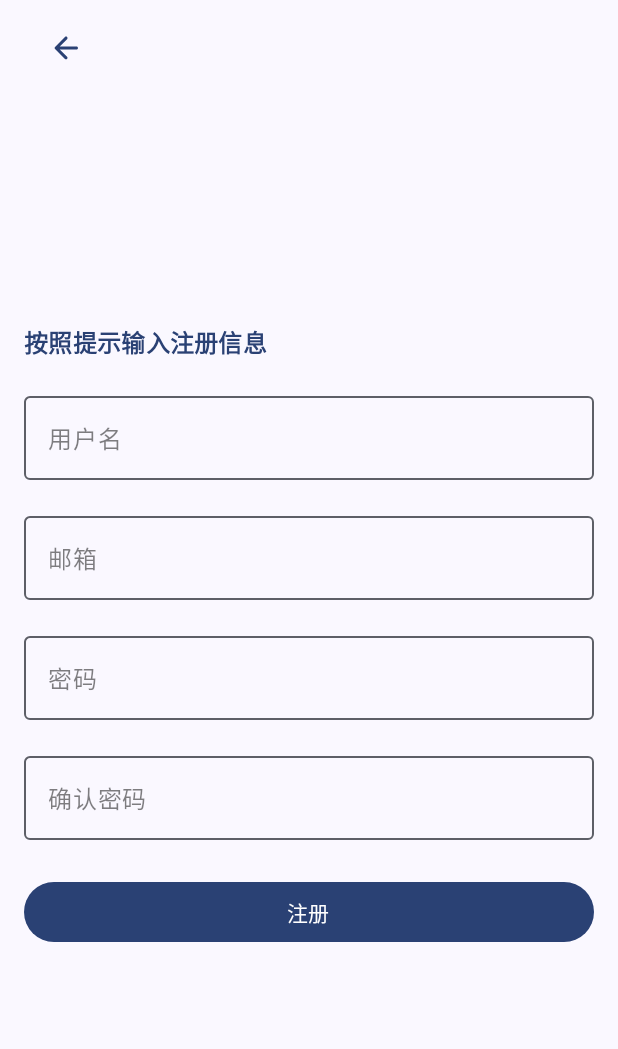
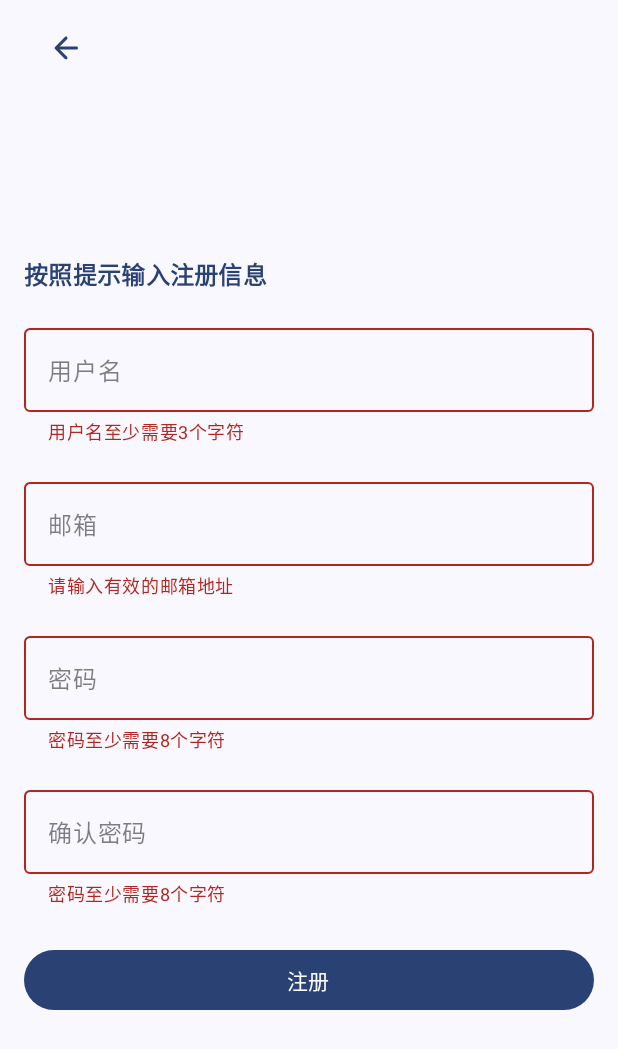
Before and after one commit to Mai-hh/BookCrosser, an Android app built with Jetpack Compose: the SignUpScreen screen opened through its navigation route, after a tap on "注册", on a phone screen of 412 x 824 dp. Shown: the top 1049 px of the screen. Run offline under Robolectric (Android 15) with nearby library versions, the phone set to English and light mode, and no system bars; our stand-ins replace constraintlayout-compose; libraries missing offline, so code that uses them is left out: com.tencent.mmkv; 1 statement that could not run was skipped.

Commit message:
注册登录页面用户提示

```diff
--- a/app/src/main/java/com/huaihao/bookcrosser/network/BookCrosserApi.kt
+++ b/app/src/main/java/com/huaihao/bookcrosser/network/BookCrosserApi.kt
@@ -27,7 +27,7 @@ import java.util.concurrent.TimeUnit
 object BookCrosserApi {
     lateinit var bookCrosserApiService: BookCrosserApiService
 
-    const val BASE_URL = "http://192.168.1.208:3001/"
+    const val BASE_URL = "http://192.168.1.65:3001/"
     fun init(context: Context) {
 
         val httpLoggingInterceptor =
--- a/app/src/main/java/com/huaihao/bookcrosser/ui/Navigation.kt
+++ b/app/src/main/java/com/huaihao/bookcrosser/ui/Navigation.kt
@@ -40,7 +40,7 @@ fun BookCrosserNavHost(
         NavHost(
             modifier = Modifier.padding(paddingValues),
             navController = navController,
-            startDestination = MAIN_SCREEN_ROUTE,
+            startDestination = AUTH_ROUTE,
             enterTransition = { EnterTransition.None },
             exitTransition = { ExitTransition.None }
         ) {
--- a/app/src/main/java/com/huaihao/bookcrosser/ui/auth/LoginScreen.kt
+++ b/app/src/main/java/com/huaihao/bookcrosser/ui/auth/LoginScreen.kt
@@ -66,6 +66,12 @@ fun LoginScreen(uiState: LoginUiState, onEvent: (event: LoginEvent) -> Unit) {
                 onValueChange = { email ->
                     onEvent(LoginEvent.EmailChange(email))
                 },
+                isError = uiState.emailError != null,
+                supportingText = {
+                    uiState.emailError?.let {
+                        Text(text = it, color = MaterialTheme.colorScheme.error)
+                    }
+                },
                 modifier = Modifier.fillMaxWidth()
             )
 
@@ -75,8 +81,14 @@ fun LoginScreen(uiState: LoginUiState, onEvent: (event: LoginEvent) -> Unit) {
                 label = "密码",
                 visualTransformation = PasswordVisualTransformation(),
                 value = uiState.password,
+                isError = uiState.passwordError != null,
                 onValueChange = { password ->
                     onEvent(LoginEvent.PasswordChange(password))
+                },
+                supportingText = {
+                    uiState.passwordError?.let {
+                        Text(text = it, color = MaterialTheme.colorScheme.error)
+                    }
                 },
                 modifier = Modifier.fillMaxWidth()
             )
@@ -87,7 +99,10 @@ fun LoginScreen(uiState: LoginUiState, onEvent: (event: LoginEvent) -> Unit) {
                 onEvent(
                     when (uiState.loginType) {
                         LoginType.EMAIL -> LoginEvent.LoginByEmail(uiState.email, uiState.password)
-                        LoginType.USERNAME -> LoginEvent.LoginByUsername(uiState.username, uiState.password)
+                        LoginType.USERNAME -> LoginEvent.LoginByUsername(
+                            uiState.username,
+                            uiState.password
+                        )
                     }
                 )
             }, modifier = Modifier.fillMaxWidth()) {
--- a/app/src/main/java/com/huaihao/bookcrosser/ui/auth/SignUpScreen.kt
+++ b/app/src/main/java/com/huaihao/bookcrosser/ui/auth/SignUpScreen.kt
@@ -89,6 +89,15 @@ fun SignUpScreen(uiState: SignUpUiState, onEvent: (event: SignUpEvent) -> Unit)
                         onValueChange = { username ->
                             onEvent(SignUpEvent.UsernameChange(username))
                         },
+                        isError = uiState.usernameError != null,
+                        supportingText = {
+                            uiState.usernameError?.let {
+                                Text(
+                                    text = it,
+                                    color = MaterialTheme.colorScheme.error
+                                )
+                            }
+                        },
                         modifier = Modifier.fillMaxWidth()
                     )
 
@@ -99,6 +108,15 @@ fun SignUpScreen(uiState: SignUpUiState, onEvent: (event: SignUpEvent) -> Unit)
                         value = uiState.email,
                         onValueChange = {
                             onEvent(SignUpEvent.EmailChange(it))
+                        },
+                        isError = uiState.emailError != null,
+                        supportingText = {
+                            uiState.emailError?.let {
+                                Text(
+                                    text = it,
+                                    color = MaterialTheme.colorScheme.error
+                                )
+                            }
                         },
                         modifier = Modifier.fillMaxWidth()
                     )
@@ -112,6 +130,15 @@ fun SignUpScreen(uiState: SignUpUiState, onEvent: (event: SignUpEvent) -> Unit)
                         onValueChange = {
                             onEvent(SignUpEvent.PasswordChange(it))
                         },
+                        isError = uiState.passwordError != null,
+                        supportingText = {
+                            uiState.passwordError?.let {
+                                Text(
+                                    text = it,
+                                    color = MaterialTheme.colorScheme.error
+                                )
+                            }
+                        },
                         modifier = Modifier.fillMaxWidth()
                     )
                     Spacer(modifier = Modifier.height(16.dp))
@@ -122,6 +149,15 @@ fun SignUpScreen(uiState: SignUpUiState, onEvent: (event: SignUpEvent) -> Unit)
                         value = uiState.password,
                         onValueChange = {
                             onEvent(SignUpEvent.PasswordChange(it))
+                        },
+                        isError = uiState.passwordError != null,
+                        supportingText = {
+                            uiState.passwordError?.let {
+                                Text(
+                                    text = it,
+                                    color = MaterialTheme.colorScheme.error
+                                )
+                            }
                         },
                         modifier = Modifier.fillMaxWidth()
                     )
--- a/app/src/main/java/com/huaihao/bookcrosser/ui/common/BaseScreenWrapper.kt
+++ b/app/src/main/java/com/huaihao/bookcrosser/ui/common/BaseScreenWrapper.kt
@@ -101,6 +101,9 @@ fun LimitedOutlinedTextField(
     maxLength: Int = 20,
     label: String = "",
     modifier: Modifier,
+    singLine: Boolean = true,
+    isError: Boolean = false,
+    supportingText: @Composable (() -> Unit)? = null,
     visualTransformation: VisualTransformation = VisualTransformation.None,
     keyboardOptions: KeyboardOptions = KeyboardOptions.Default,
     keyboardActions: KeyboardActions = KeyboardActions.Default
@@ -117,6 +120,9 @@ fun LimitedOutlinedTextField(
         },
         visualTransformation = visualTransformation,
         maxLines = maxLines,
+        isError = isError,
+        singleLine = singLine,
+        supportingText = supportingText,
         label = { Text(label, color = Color.Unspecified.copy(alpha = 0.5f)) },
         modifier = modifier,
         keyboardOptions = keyboardOptions,
--- a/app/src/main/java/com/huaihao/bookcrosser/ui/main/reviews/ReviewSquareScreen.kt
+++ b/app/src/main/java/com/huaihao/bookcrosser/ui/main/reviews/ReviewSquareScreen.kt
@@ -15,8 +15,6 @@ import androidx.compose.foundation.lazy.LazyColumn
 import androidx.compose.foundation.lazy.items
 import androidx.compose.material.icons.Icons
 import androidx.compose.material.icons.rounded.StarBorder
-import androidx.compose.material3.Button
-import androidx.compose.material3.CardElevation
 import androidx.compose.material3.ElevatedCard
 import androidx.compose.material3.Icon
 import androidx.compose.material3.IconButton
--- a/app/src/main/java/com/huaihao/bookcrosser/util/AuthUtil.kt
+++ b/app/src/main/java/com/huaihao/bookcrosser/util/AuthUtil.kt
@@ -3,33 +3,31 @@ package com.huaihao.bookcrosser.util
 object AuthUtil {
     fun validateUsername(username: String): String? {
         if (username.length < 3) {
-            return "Username must be at least 3 characters"
+            return "用户名至少需要3个字符"
         }
         if (username.length > 20) {
-            return "Username must not exceed 20 characters"
+            return "用户名不能超过20个字符"
         }
         if (!username.matches(Regex("^[a-zA-Z0-9_]+$"))) {
-            return "Username can only contain letters, numbers, and underscores"
+            return "用户名只能包含字母、数字和下划线"
         }
         return null
     }
 
     fun validateEmail(email: String): String? {
         if (!email.matches(Regex("^[A-Za-z0-9+_.-]+@[A-Za-z0-9.-]+$"))) {
-            return "Invalid email format"
+            return "请输入有效的邮箱地址"
         }
         return null
     }
 
     fun validatePassword(password: String): String? {
         if (password.length < 8) {
-            return "Password must be at least 8 characters"
+            return "密码至少需要8个字符"
         }
         if (!password.matches(Regex("^(?=.*[a-zA-Z])(?=.*\\d).+$"))) {
             return "密码需要包含字母和数字"
         }
         return null
     }
-
-
 }
--- a/app/src/main/java/com/huaihao/bookcrosser/viewmodel/auth/LoginViewModel.kt
+++ b/app/src/main/java/com/huaihao/bookcrosser/viewmodel/auth/LoginViewModel.kt
@@ -8,6 +8,7 @@ import com.huaihao.bookcrosser.repo.AuthRepo
 import com.huaihao.bookcrosser.ui.Destinations.MAIN_SCREEN_ROUTE
 import com.huaihao.bookcrosser.ui.common.BaseViewModel
 import com.huaihao.bookcrosser.ui.common.UiEvent
+import com.huaihao.bookcrosser.util.AuthUtil
 import com.huaihao.bookcrosser.util.MMKVUtil
 import com.huaihao.bookcrosser.util.USER_TOKEN
 import kotlinx.coroutines.Dispatchers
@@ -34,6 +35,9 @@ data class LoginUiState(
     val password: String = "",
     val isLoading: Boolean = false,
     val error: String? = null,
+    val emailError: String? = null,
+    val usernameError: String? = null,
+    val passwordError: String? = null,
     val isLoggedIn: Boolean = false,
     val loginType: LoginType = LoginType.EMAIL
 )
@@ -95,13 +99,15 @@ class LoginViewModel(private val authRepo: AuthRepo) :
 
     private fun onEmailChange(email: String) {
         state = state.copy(
-            email = email
+            email = email,
+            emailError = AuthUtil.validateEmail(email)
         )
     }
 
     private fun onPasswordChange(password: String) {
         state = state.copy(
-            password = password
+            password = password,
+            passwordError = AuthUtil.validatePassword(password)
         )
     }
 
@@ -152,6 +158,7 @@ class LoginViewModel(private val authRepo: AuthRepo) :
                         Log.d(TAG, "MMKV Token: " + MMKVUtil.getString(USER_TOKEN))
                         Log.d(TAG, "Response Message: " + (result.data as TokenResponse).token)
                         MMKVUtil.put(USER_TOKEN, (result.data as TokenResponse).token)
+                        sendEvent(UiEvent.Toast("登录成功"))
                         sendEvent(UiEvent.Navigate(MAIN_SCREEN_ROUTE))
                     }
 
@@ -160,6 +167,7 @@ class LoginViewModel(private val authRepo: AuthRepo) :
                             isLoading = false,
                             error = result.errorMessage
                         )
+                        sendEvent(UiEvent.Toast("登录失败\n原因: ${result.errorMessage}"))
                     }
 
                     is ApiResult.Loading -> {
```
Also changed, not shown: app/src/main/java/com/huaihao/bookcrosser/viewmodel/auth/SignUpViewModel.kt (+5 -3 lines).
